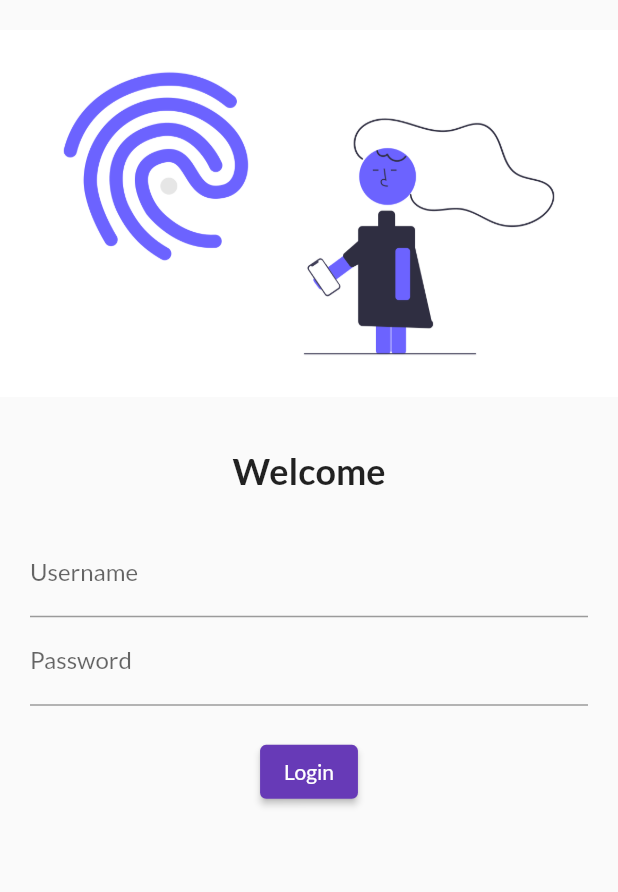
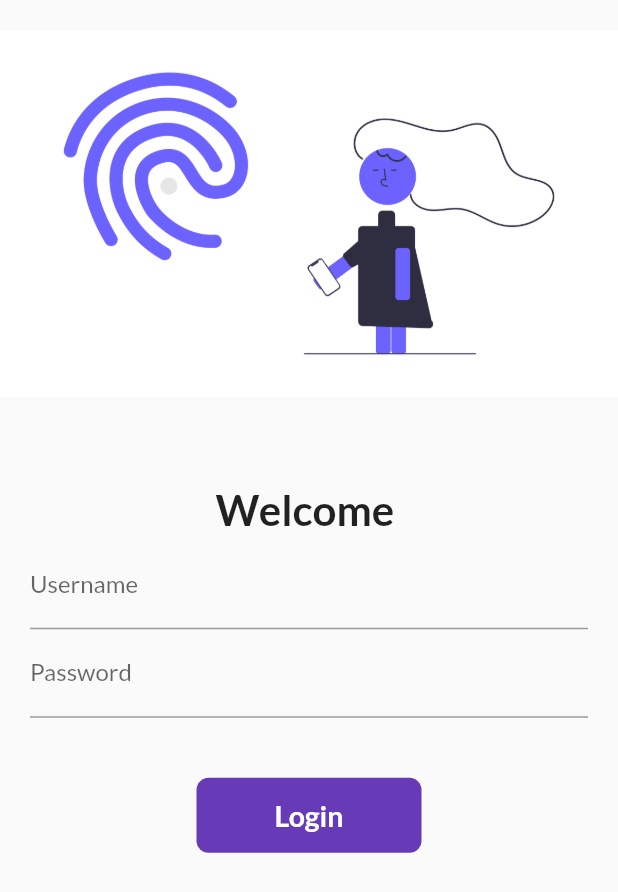
Before and after one commit to 11223345/abhinav, a Flutter app: the screen it shows after launch, on a phone screen of 412 x 824 dp. Shown: the top 892 px of the screen. Run offline on Flutter 3.47's test engine with Material 2 defaults, Android fonts, the phone set to English and light mode, and no system bars; our stand-ins replace google_fonts.

Commit message:
Day 6 completed

```diff
--- a/lib/Homepage.dart
+++ b/lib/Homepage.dart
@@ -3,7 +3,7 @@ import 'package:flutter/material.dart';
 
 class HomePage extends StatelessWidget {
   @override
-  Widget build(BuildContext) {
+  Widget build(buildcontext) {
 
     return Scaffold(
       appBar: AppBar(title: Text('Catalogue App'),),
@@ -13,7 +13,7 @@ class HomePage extends StatelessWidget {
         textScaleFactor: 4,
         style: TextStyle(fontWeight: FontWeight.bold),
       )),
-      drawer: Drawer() ,
+      //drawer: Drawer() ,
     );
   }
 }
--- a/lib/Pages/LoginPage.dart
+++ b/lib/Pages/LoginPage.dart
@@ -1,11 +1,20 @@
 import 'package:flutter/cupertino.dart';
 import 'package:flutter/material.dart';
-import 'package:google_fonts/google_fonts.dart';
+import 'package:untitled/Pages/Routes.dart';
 
-class LoginPage extends StatelessWidget {
+class LoginPage extends StatefulWidget {
+  @override
+  _LoginPageState createState() => _LoginPageState();
+}
+
+class _LoginPageState extends State<LoginPage> {
+  String name = "";
+  bool changebutton = false;
+
   @override
   Widget build(BuildContext context) {
     return Material(
+        child: SingleChildScrollView(
       child: Column(
         children: [
           SizedBox(
@@ -18,22 +27,26 @@ class LoginPage extends StatelessWidget {
           SizedBox(
             height: 20,
           ),
-        Text(
-          "Welcome",
-          style: TextStyle(
-            fontWeight: FontWeight.bold,
-            fontSize: 24,
-            height: 2,
-          ),
-        ),
           Padding(
             padding: const EdgeInsets.symmetric(vertical: 20, horizontal: 20),
             child: Column(
               children: [
+                Text(
+                  "Welcome $name",
+                  style: TextStyle(
+                    fontWeight: FontWeight.bold,
+                    fontSize: 28,
+                    height: 2,
+                  ),
+                ),
                 TextFormField(
                   textAlign: TextAlign.center,
                   decoration: InputDecoration(
                       hintText: "Enter username", labelText: "Username"),
+                  onChanged: (value) {
+                    name = value;
+                    setState(() {});
+                  },
                 ),
                 TextFormField(
                   textAlign: TextAlign.center,
@@ -42,21 +55,49 @@ class LoginPage extends StatelessWidget {
                       hintText: "Enter Password", labelText: "Password"),
                 ),
                 SizedBox(
-                height: 20,
+                  height: 40,
                 ),
-              ElevatedButton(
+                InkWell(
+                  onTap: () async {
+                    setState(() {
+                      changebutton = true;
+                    });
+                    await Future.delayed(Duration(seconds: 2));
+                    Navigator.pushNamed(context, Routes.homeRoute);
+                  },
+                  child: AnimatedContainer(
+                    duration: Duration(seconds: 1),
+                    decoration: BoxDecoration(
+
+                        borderRadius: BorderRadius.circular(changebutton? 50: 8),
+                        color: Colors.deepPurple),
+
+                    alignment: Alignment.center,
+                    //color: Colors.deepPurple,
+                    height: 50,
+                    width: changebutton ? 50 : 150,
+                    child: changebutton? Icon(Icons.done) : Text(
+                      'Login',
+                      style: TextStyle(
+                          fontWeight: FontWeight.bold,
+                          fontSize: 19,
+                          color: Colors.white),
+                    ),
+                  ),
+                ),
+                /*ElevatedButton(
                     onPressed: () {
-                  ;
+                      Navigator.pushNamed(context, Routes.homeRoute);
                     },
                     child: Text(
                       "Login",
                     ),
-                style: ButtonStyle(),
-              ),
+                    style: TextButton.styleFrom(minimumSize: Size(150, 50))),*/
               ],
             ),
           ),
         ],
+      ),
     ));
   }
 }
--- /dev/null
+++ b/lib/Pages/Routes.dart
@@ -0,0 +1,4 @@
+class Routes{
+  static String loginRoute= "/login";
+  static String homeRoute= "/Home";
+}
--- a/lib/main.dart
+++ b/lib/main.dart
@@ -3,10 +3,11 @@ import 'package:google_fonts/google_fonts.dart';
 import 'package:untitled/Pages/LoginPage.dart';
 import 'Homepage.dart';
 
+import 'Pages/Routes.dart';
+
 void main() {
   runApp(My());
 }
-
 
 class My extends StatelessWidget {
   @override
@@ -17,12 +18,10 @@ class My extends StatelessWidget {
         theme: ThemeData(
             primarySwatch: Colors.deepPurple,
             fontFamily: GoogleFonts.lato().fontFamily),
-
-
         routes: {
           "/": (context) => LoginPage(),
-          "/Home": (context) => HomePage(),
-          "/login": (context) => LoginPage()
+          Routes.homeRoute: (context) => HomePage(),
+          Routes.loginRoute: (context) => LoginPage()
         });
   }
 }
```
Lines whose indentation alone changed are shown as unchanged.
